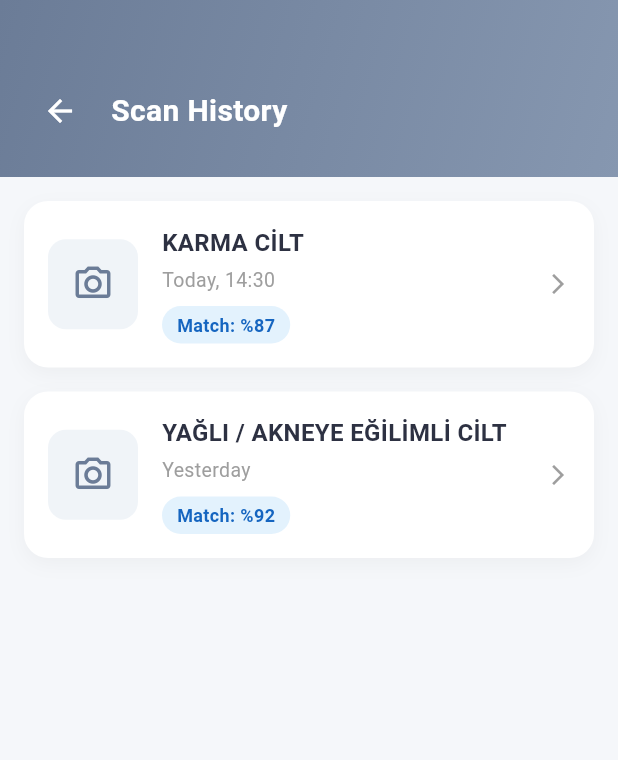
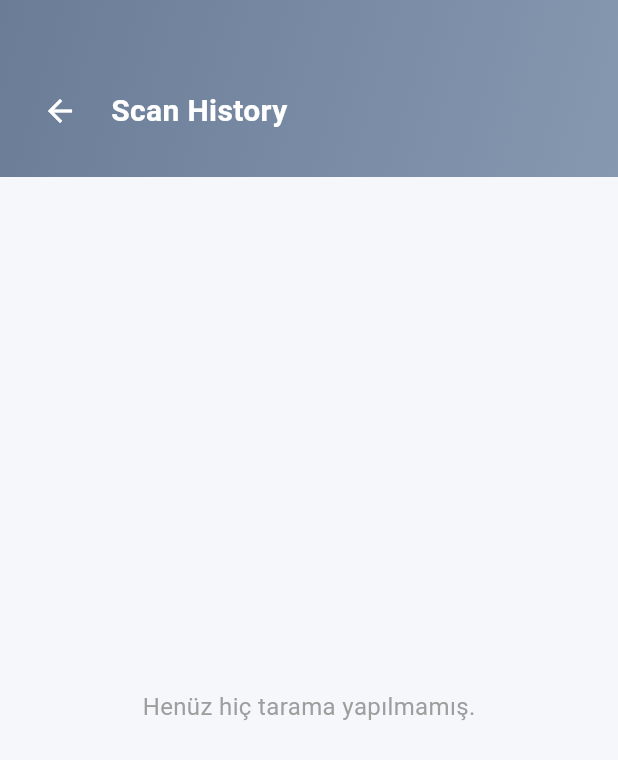
Before and after one commit to egeKsl/skin_type_app, a Flutter app: the ScanHistoryScreen screen opened directly, on a phone screen of 412 x 824 dp. Shown: the top 760 px of the screen. Run offline on Flutter 3.47's test engine with Material 3 defaults, Android fonts, the phone set to English and light mode, and no system bars; our stand-ins replace cloud_firestore, firebase_auth, firebase_core, image_picker, shared_preferences; accounts and stored records are empty.

Commit message:
getting scan results from firestore has been done

```diff
--- a/lib/features/scan history/views/screens/scan_history_screen.dart
+++ b/lib/features/scan history/views/screens/scan_history_screen.dart
@@ -1,5 +1,6 @@
 import 'package:flutter/material.dart';
-import 'package:skin_type_app/features/scan details/views/screens/scan_detail_screen.dart'; // Detay ekranını import et
+import 'package:skin_type_app/core/services/scan_service.dart'; // Service import
+import 'package:skin_type_app/features/scan%20details/views/screens/scan_detail_screen.dart';
 import 'package:skin_type_app/models/scan_model.dart';
 
 class ScanHistoryScreen extends StatelessWidget {
@@ -7,41 +8,13 @@ class ScanHistoryScreen extends StatelessWidget {
 
   @override
   Widget build(BuildContext context) {
-    // Örnek (Mock) Veriler - Normalde veritabanından gelecek
-    final List<ScanResult> historyData = [
-      ScanResult(
-        date: "Today, 14:30",
-        ciltTipi: "KARMA CİLT",
-        benzerlikYuzdesi: "%87",
-        belirtiler: [
-          "T bölgesinde yağlanma",
-          "Yanaklarda kuruluk",
-          "Hafif gözenek belirginliği",
-        ],
-        ihtiyaclar: ["Dengeleyici nemlendirici", "Salisilik asit temizleyici"],
-        dogalIcerikler: ["Yeşil Çay", "Aloe Vera"],
-        kimyasalIcerikler: ["Niacinamide", "Hyaluronic Acid"],
-        makyajOnerileri: ["Su bazlı fondöten", "Mineral pudra"],
-        makyajUzakDurulacaklar: ["Ağır yağ bazlı ürünler"],
-      ),
-      ScanResult(
-        date: "Yesterday",
-        ciltTipi: "YAĞLI / AKNEYE EĞİLİMLİ CİLT",
-        benzerlikYuzdesi: "%92",
-        belirtiler: ["Aktif akne", "Parlama"],
-        ihtiyaclar: [],
-        dogalIcerikler: [],
-        kimyasalIcerikler: [],
-        makyajOnerileri: [],
-        makyajUzakDurulacaklar: [],
-      ),
-    ];
+    final ScanService _scanService = ScanService();
 
     return Scaffold(
-      backgroundColor: const Color(0xFFF5F7FA), // Açık gri/mavi arka plan
+      backgroundColor: const Color(0xFFF5F7FA),
       body: Column(
         children: [
-          // 1. Header (Profil ekranına benzer Mavi-Gri Gradient)
+          // 1. Header
           Container(
             padding: const EdgeInsets.only(
               top: 50,
@@ -51,10 +24,7 @@ class ScanHistoryScreen extends StatelessWidget {
             ),
             decoration: const BoxDecoration(
               gradient: LinearGradient(
-                colors: [
-                  Color(0xFF6B7C97),
-                  Color(0xFF8697B0),
-                ], // Mavi-Gri tonları
+                colors: [Color(0xFF6B7C97), Color(0xFF8697B0)],
                 begin: Alignment.topLeft,
                 end: Alignment.bottomRight,
               ),
@@ -78,14 +48,46 @@ class ScanHistoryScreen extends StatelessWidget {
             ),
           ),
 
-          // 2. Liste
+          // 2. Dinamik Liste (StreamBuilder)
           Expanded(
-            child: ListView.builder(
-              padding: const EdgeInsets.all(16),
-              itemCount: historyData.length,
-              itemBuilder: (context, index) {
-                final scan = historyData[index];
-                return _buildHistoryCard(context, scan);
+            child: StreamBuilder<List<ScanResult>>(
+              stream: _scanService.getScans(),
+              builder: (context, snapshot) {
+                // Hata Durumu
+                if (snapshot.hasError) {
+                  return Center(
+                    child: Text("Bir hata oluştu: ${snapshot.error}"),
+                  );
+                }
+
+                // Yükleniyor Durumu
+                if (snapshot.connectionState == ConnectionState.waiting) {
+                  return const Center(
+                    child: CircularProgressIndicator(color: Color(0xFF6B7C97)),
+                  );
+                }
+
+                final historyData = snapshot.data ?? [];
+
+                // Veri Yoksa
+                if (historyData.isEmpty) {
+                  return const Center(
+                    child: Text(
+                      "Henüz hiç tarama yapılmamış.",
+                      style: TextStyle(color: Colors.grey, fontSize: 16),
+                    ),
+                  );
+                }
+
+                // Liste Varsa
+                return ListView.builder(
+                  padding: const EdgeInsets.all(16),
+                  itemCount: historyData.length,
+                  itemBuilder: (context, index) {
+                    final scan = historyData[index];
+                    return _buildHistoryCard(context, scan);
+                  },
+                );
               },
             ),
           ),
@@ -97,7 +99,7 @@ class ScanHistoryScreen extends StatelessWidget {
   Widget _buildHistoryCard(BuildContext context, ScanResult scan) {
     return GestureDetector(
       onTap: () {
-        // Detay Ekranına Git
+        // Tıklanan taramanın verilerini detay ekranına gönderiyoruz
         Navigator.push(
           context,
           MaterialPageRoute(
@@ -121,12 +123,12 @@ class ScanHistoryScreen extends StatelessWidget {
         ),
         child: Row(
           children: [
-            // Kamera İkonu (Kare Kutu İçinde)
+            // Kamera İkonu
             Container(
               width: 60,
               height: 60,
               decoration: BoxDecoration(
-                color: const Color(0xFFF0F4F8), // Çok açık mavi gri
+                color: const Color(0xFFF0F4F8),
                 borderRadius: BorderRadius.circular(12),
               ),
               child: const Icon(
@@ -157,14 +159,14 @@ class ScanHistoryScreen extends StatelessWidget {
                   ),
                   const SizedBox(height: 8),
 
-                  // Score / Yüzde Chip
+                  // Yüzde Chip
                   Container(
                     padding: const EdgeInsets.symmetric(
                       horizontal: 10,
                       vertical: 4,
                     ),
                     decoration: BoxDecoration(
-                      color: const Color(0xFFE3F2FD), // Açık Mavi
+                      color: const Color(0xFFE3F2FD),
                       borderRadius: BorderRadius.circular(20),
                     ),
                     child: Text(
@@ -180,7 +182,6 @@ class ScanHistoryScreen extends StatelessWidget {
               ),
             ),
 
-            // Sağ Ok
             const Icon(Icons.arrow_forward_ios, size: 16, color: Colors.grey),
           ],
         ),
```
Also changed, not shown: lib/core/services/scan_service.dart (+27 -3 lines), lib/models/scan_model.dart (+33 -12 lines).
